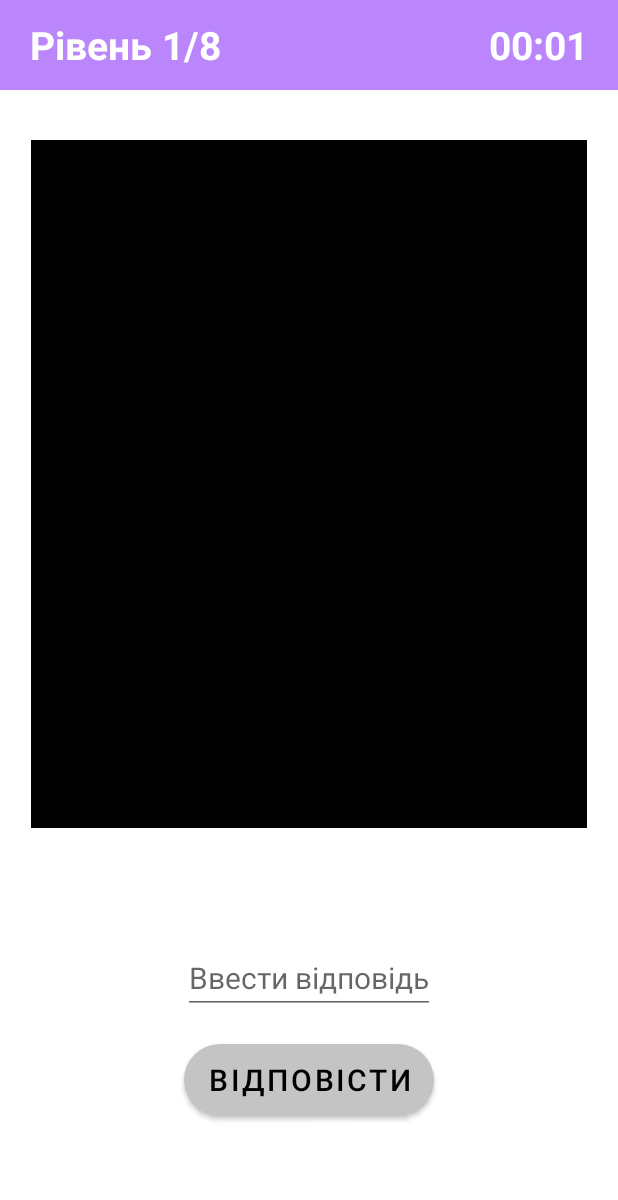
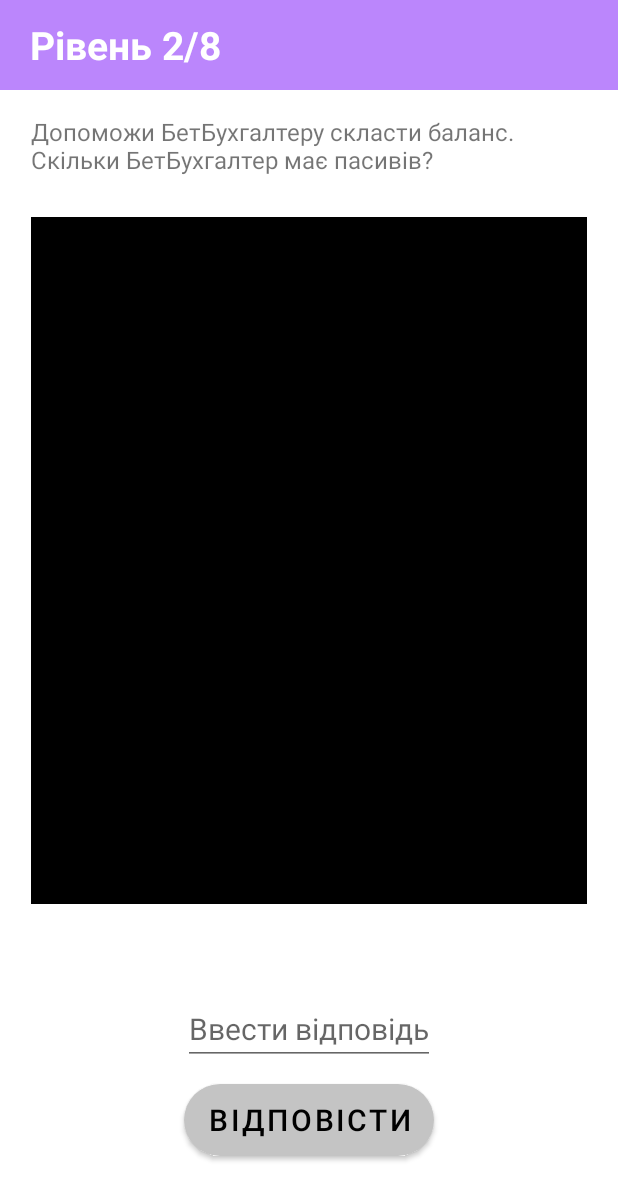
Before and after one commit to YevheniiSych/BetAccountant, an Android app: the screen it shows after launch (MainActivity), after a tap on "START", on a phone screen of 412 x 824 dp. Shown: the top 1200 px of the screen. Run offline under Robolectric (Android 15) with nearby library versions, the phone set to English and light mode, and no system bars.

Commit message:
FirstAndSecond levels fragment implemented.

```diff
--- a/app/src/main/java/com/betaccountant/MainActivity.kt
+++ b/app/src/main/java/com/betaccountant/MainActivity.kt
@@ -9,6 +9,10 @@ import com.betaccountant.enums.Level
 import kotlinx.android.synthetic.main.activity_main.*
 
 class MainActivity : AppCompatActivity() {
+
+    companion object{
+        const val FRAGMENT_LEVEL = "FRAGMENT_LEVEL"
+    }
 
     var navController: NavController? = null
         private set
@@ -29,8 +33,11 @@ class MainActivity : AppCompatActivity() {
 
     fun navigateToLevel(nextLevel: Level) {
         when (nextLevel) {
-            Level.FIRST -> navController?.navigate(R.id.firstLevelFragment)
-            Level.SECOND -> navController?.navigate(R.id.secondLevelFragment)
+            Level.FIRST, Level.SECOND -> {
+                val bundle = Bundle()
+                bundle.putSerializable(FRAGMENT_LEVEL, nextLevel)
+                navController?.navigate(R.id.firstLevelFragment, bundle)
+            }
             Level.THIRD -> navController?.navigate(R.id.thirdLevelFragment)
             Level.FOURTH -> navController?.navigate(R.id.fourthLevelFragment)
             Level.FIVES -> navController?.navigate(R.id.fivesLevelFragment)
--- a/app/src/main/java/com/betaccountant/fragment/FirstLevelFragment.kt
+++ b/app/src/main/java/com/betaccountant/fragment/FirstLevelFragment.kt
@@ -1,13 +1,15 @@
 package com.betaccountant.fragment
 
 import android.os.Bundle
-import androidx.fragment.app.Fragment
 import android.view.LayoutInflater
 import android.view.View
 import android.view.ViewGroup
-import com.betaccountant.MainActivity
+import androidx.fragment.app.Fragment
+import com.betaccountant.MainActivity.Companion.FRAGMENT_LEVEL
 import com.betaccountant.R
+import com.betaccountant.enums.Level
 import kotlinx.android.synthetic.main.activity_main.*
+import kotlinx.android.synthetic.main.fragment_first_level.*
 
 class FirstLevelFragment : Fragment() {
 
@@ -20,8 +22,24 @@ class FirstLevelFragment : Fragment() {
 
     override fun onViewCreated(view: View, savedInstanceState: Bundle?) {
         super.onViewCreated(view, savedInstanceState)
+        init()
+    }
+
+    private fun init() {
+        when(arguments?.getSerializable(FRAGMENT_LEVEL)){
+            Level.FIRST -> setFirstFragment()
+            Level.SECOND -> setSecondFragment()
+        }
+    }
+
+    private fun setFirstFragment(){
         activity?.toolbar?.timeCounterEnabled(true)
         activity?.toolbar?.resetTimeCounter()
         activity?.toolbar?.startTimeCounter()
+        questionTxt.text = getText(R.string.first_level_question)
+    }
+
+    private fun setSecondFragment(){
+        questionTxt.text = getText(R.string.second_level_question)
     }
 }
--- a/app/src/main/java/com/betaccountant/fragment/SecondLevel.kt
+++ /dev/null
@@ -1,20 +0,0 @@
-package com.betaccountant.fragment
-
-import android.os.Bundle
-import androidx.fragment.app.Fragment
-import android.view.LayoutInflater
-import android.view.View
-import android.view.ViewGroup
-import com.betaccountant.R
-
-class SecondLevel : Fragment() {
-
-    override fun onCreateView(
-        inflater: LayoutInflater, container: ViewGroup?,
-        savedInstanceState: Bundle?
-    ): View? {
-        // Inflate the layout for this fragment
-        return inflater.inflate(R.layout.fragment_second_level, container, false)
-    }
-
-}
--- a/app/src/main/java/com/betaccountant/fragment/StartFragment.kt
+++ b/app/src/main/java/com/betaccountant/fragment/StartFragment.kt
@@ -22,7 +22,7 @@ class StartFragment : Fragment() {
 
     override fun onViewCreated(view: View, savedInstanceState: Bundle?) {
         super.onViewCreated(view, savedInstanceState)
-        startBtn.setOnClickListener { (activity as MainActivity).navigateToLevel(Level.FIRST) }
+        startBtn.setOnClickListener { (activity as MainActivity).navigateToLevel(Level.SECOND) }
         activity?.toolbar?.setLabel(R.string.app_name)
     }
 }
--- a/app/src/main/res/layout/answer_button_layout.xml
+++ /dev/null
@@ -1,10 +0,0 @@
-<?xml version="1.0" encoding="utf-8"?>
-<Button xmlns:android="http://schemas.android.com/apk/res/android"
-    android:layout_width="0dp"
-    android:layout_height="0dp"
-    android:background="@drawable/answer_button_background"
-    android:gravity="center"
-    android:text="@string/answer"
-    android:textAllCaps="true"
-    android:textColor="@color/black"
-    android:textSize="20sp"/>
--- a/app/src/main/res/layout/fragment_first_level.xml
+++ b/app/src/main/res/layout/fragment_first_level.xml
@@ -7,8 +7,20 @@
     android:background="@android:color/transparent"
     tools:context="fragment.FirstLevelFragment">
 
+    <TextView
+        android:id="@+id/questionTxt"
+        android:layout_width="0dp"
+        android:layout_height="wrap_content"
+        app:layout_constraintBottom_toBottomOf="parent"
+        app:layout_constraintEnd_toEndOf="parent"
+        app:layout_constraintStart_toStartOf="parent"
+        app:layout_constraintTop_toTopOf="parent"
+        app:layout_constraintVertical_bias="0.023"
+        app:layout_constraintWidth_percent="0.9"
+        android:textSize="16sp"/>
+
     <ImageView
-        android:id="@+id/imageView"
+        android:id="@+id/questionImg"
         android:layout_width="0dp"
         android:layout_height="0dp"
         android:src="@color/black"
@@ -16,7 +28,7 @@
         app:layout_constraintEnd_toEndOf="parent"
         app:layout_constraintHeight_percent="0.6"
         app:layout_constraintStart_toStartOf="parent"
-        app:layout_constraintTop_toTopOf="parent"
+        app:layout_constraintTop_toBottomOf="@id/questionTxt"
         app:layout_constraintVertical_bias="0.109"
         app:layout_constraintWidth_percent="0.9" />
 
@@ -31,13 +43,19 @@
         app:layout_constraintBottom_toBottomOf="parent"
         app:layout_constraintEnd_toEndOf="parent"
         app:layout_constraintStart_toStartOf="parent"
-        app:layout_constraintTop_toBottomOf="@+id/imageView"
+        app:layout_constraintTop_toBottomOf="@+id/questionImg"
         app:layout_constraintVertical_bias="0.34" />
 
-    <include
-        layout="@layout/answer_button_layout"
+    <Button
+        android:id="@+id/answerBtn"
         android:layout_width="wrap_content"
         android:layout_height="wrap_content"
+        android:background="@drawable/answer_button_background"
+        android:gravity="center"
+        android:text="@string/answer"
+        android:textAllCaps="true"
+        android:textColor="@color/black"
+        android:textSize="20sp"
         app:layout_constraintBottom_toBottomOf="parent"
         app:layout_constraintEnd_toEndOf="parent"
         app:layout_constraintStart_toStartOf="parent"
--- a/app/src/main/res/layout/fragment_second_level.xml
+++ /dev/null
@@ -1,14 +0,0 @@
-<?xml version="1.0" encoding="utf-8"?>
-<FrameLayout xmlns:android="http://schemas.android.com/apk/res/android"
-    xmlns:tools="http://schemas.android.com/tools"
-    android:layout_width="match_parent"
-    android:layout_height="match_parent"
-    tools:context=".fragment.SecondLevel">
-
-    <!-- TODO: Update blank fragment layout -->
-    <TextView
-        android:layout_width="match_parent"
-        android:layout_height="match_parent"
-        android:text="@string/hello_blank_fragment" />
-
-</FrameLayout>
--- a/app/src/main/res/navigation/navigation.xml
+++ b/app/src/main/res/navigation/navigation.xml
@@ -16,12 +16,6 @@
         android:name="com.betaccountant.fragment.FirstLevelFragment"
         android:label="fragment_first_level"
         tools:layout="@layout/fragment_first_level" />
-
-    <fragment
-        android:id="@+id/secondLevelFragment"
-        android:name="com.betaccountant.fragment.SecondLevel"
-        android:label="fragment_second_level"
-        tools:layout="@layout/fragment_second_level" />
 
     <fragment
         android:id="@+id/thirdLevelFragment"
--- a/app/src/main/res/values/strings.xml
+++ b/app/src/main/res/values/strings.xml
@@ -8,4 +8,6 @@
     <string name="completed_levels">Рівень %d/8</string>
     <string name="answer">Відповісти</string>
     <string name="input_answer">Ввести відповідь</string>
+    <string name="first_level_question">Допоможи БетБухгалтеру скласти баланс.\nСкільки БетБухгалтер має активів?</string>
+    <string name="second_level_question">Допоможи БетБухгалтеру скласти баланс.\nСкільки БетБухгалтер має пасивів?</string>
 </resources>
```
